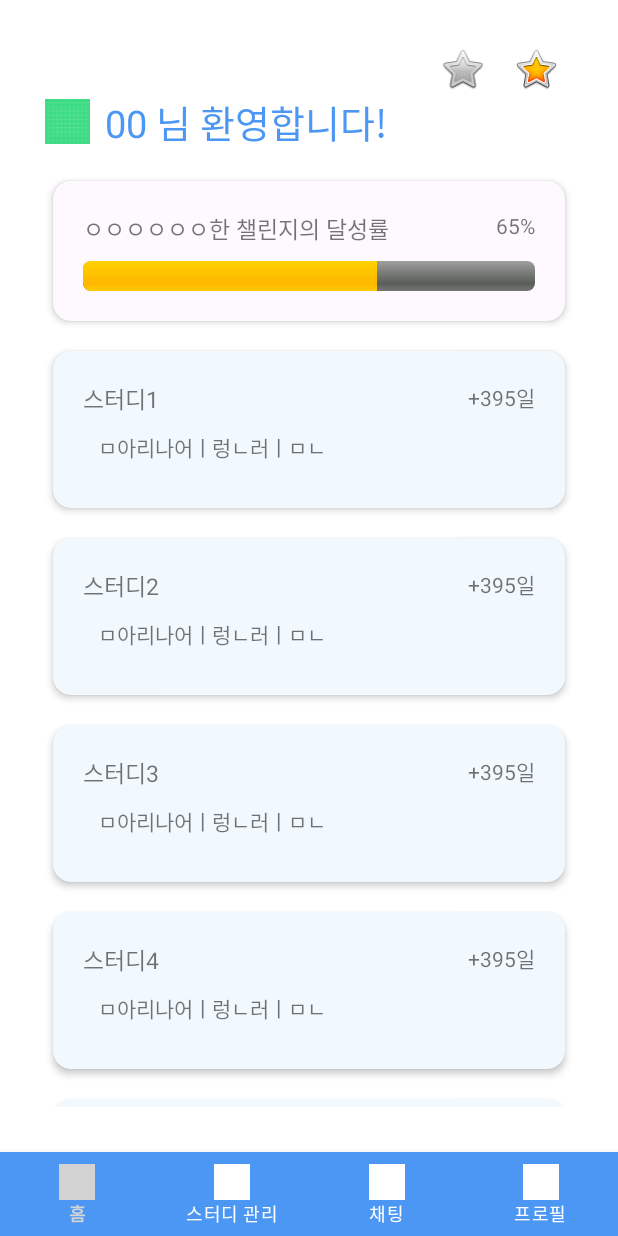
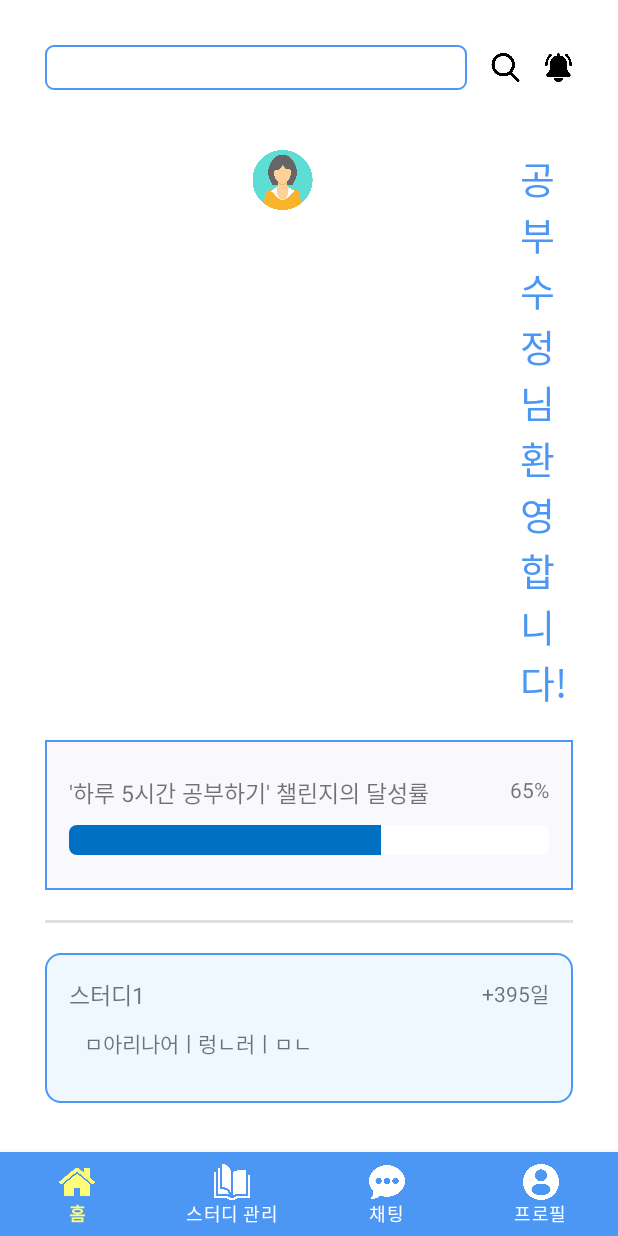
Before and after one commit to Studit-Project/Studit-android, an Android app: the screen it shows after launch (MainActivity), on a phone screen of 412 x 824 dp. Run offline under Robolectric (Android 15) with nearby library versions, the phone set to English and light mode, and no system bars.

Commit message:
feat: modify a home page to make it look better

```diff
--- a/app/src/main/res/drawable/bottom_icon_color.xml
+++ b/app/src/main/res/drawable/home_bottom_icon_color.xml
@@ -1,5 +1,5 @@
 <?xml version="1.0" encoding="utf-8"?>
 <selector xmlns:android="http://schemas.android.com/apk/res/android">
-    <item android:color="#D3D3D3" android:state_checked="true" />
+    <item android:color="#FFFD77" android:state_checked="true" />
     <item android:color="#FFFFFF" />
 </selector>
--- /dev/null
+++ b/app/src/main/res/drawable/home_edit_search.xml
@@ -0,0 +1,11 @@
+<?xml version="1.0" encoding="utf-8"?>
+<shape xmlns:android="http://schemas.android.com/apk/res/android">
+    <solid android:color="#FFFFFF" />
+    <stroke
+        android:width="1dp"
+        android:color="@color/bottom_bar" />
+    <size
+        android:width="200dp"
+        android:height="100dp" />
+    <corners android:radius="5sp" />
+</shape>
--- /dev/null
+++ b/app/src/main/res/drawable/home_layout_chall.xml
@@ -0,0 +1,11 @@
+<?xml version="1.0" encoding="utf-8"?>
+<shape xmlns:android="http://schemas.android.com/apk/res/android">
+    <solid android:color="#F9F9FD" />
+    <stroke
+        android:width="1dp"
+        android:color="@color/bottom_bar" />
+    <size
+        android:width="300dp"
+        android:height="200dp" />
+    <corners android:radius="0sp" />
+</shape>
--- a/app/src/main/res/drawable/card_bg.xml
+++ b/app/src/main/res/drawable/home_progress.xml
@@ -3,14 +3,14 @@
     <item>
         <shape>
             <corners android:radius="5dp" />
-            <solid android:color="#D5D5D5" />
+            <solid android:color="#FFFFFF" />
         </shape>
     </item>
     <item>
         <clip>
             <shape>
                 <corners android:radius="5dp" />
-                <solid android:color="#4C97F4" />
+                <solid android:color="#0070C2" />
             </shape>
         </clip>
     </item>
--- /dev/null
+++ b/app/src/main/res/drawable/home_study_card_bg.xml
@@ -0,0 +1,11 @@
+<?xml version="1.0" encoding="utf-8"?>
+<shape xmlns:android="http://schemas.android.com/apk/res/android">
+    <solid android:color="#F0F8FF" />
+    <stroke
+        android:width="1dp"
+        android:color="@color/bottom_bar" />
+    <size
+        android:width="200dp"
+        android:height="100dp" />
+    <corners android:radius="10sp" />
+</shape>
--- a/app/src/main/res/drawable/img_main_profile.xml
+++ /dev/null
@@ -1,7 +0,0 @@
-<?xml version="1.0" encoding="utf-8"?>
-<layer-list xmlns:android="http://schemas.android.com/apk/res/android">
-    <item
-        android:width="30dp"
-        android:height="30dp"
-        android:drawable="@drawable/ic_launcher_background" />
-</layer-list>
--- a/app/src/main/res/layout/activity_main.xml
+++ b/app/src/main/res/layout/activity_main.xml
@@ -20,8 +20,8 @@
         android:layout_width="match_parent"
         android:layout_height="wrap_content"
         app:itemBackground="@color/bottom_bar"
-        app:itemIconTint="@drawable/bottom_icon_color"
-        app:itemTextColor="@drawable/bottom_icon_color"
+        app:itemIconTint="@drawable/home_bottom_icon_color"
+        app:itemTextColor="@drawable/home_bottom_icon_color"
         app:labelVisibilityMode="labeled"
         app:layout_constraintBottom_toBottomOf="parent"
         app:layout_constraintEnd_toEndOf="parent"
--- a/app/src/main/res/layout/card_main_home_study.xml
+++ b/app/src/main/res/layout/card_main_home_study.xml
@@ -5,16 +5,14 @@
     android:id="@+id/home_card_view"
     android:layout_width="match_parent"
     android:layout_height="wrap_content"
-    card_view:cardBackgroundColor="#F2F9FE"
-    card_view:cardCornerRadius="12dp"
-    card_view:cardElevation="3dp"
     android:layout_marginTop="20dp"
-    android:layout_marginHorizontal="5dp"
-    card_view:contentPadding="4dp">
+    android:outlineProvider="none"
+    card_view:cardCornerRadius="12dp">
 
     <RelativeLayout
         android:layout_width="match_parent"
         android:layout_height="wrap_content"
+        android:background="@drawable/home_study_card_bg"
         android:padding="16dp">
 
         <TextView
@@ -36,8 +34,11 @@
             android:id="@+id/home_card_info"
             android:layout_width="wrap_content"
             android:layout_height="wrap_content"
-            android:layout_margin="10dp"
             android:layout_below="@+id/home_card_title"
+            android:layout_marginStart="10dp"
+            android:layout_marginTop="10dp"
+            android:layout_marginEnd="10dp"
+            android:layout_marginBottom="10dp"
             android:text="스터디원 내용인미아ㅓㄹ니얼ㅇ닐미렁나린ㅇㄹ머마이ㅓㄹ민아ㅓㅣ러ㅣㄹ너ㅣㄹ너ㅏㅣㄴㄹ머" />
 
     </RelativeLayout>
--- a/app/src/main/res/layout/frag_main_home.xml
+++ b/app/src/main/res/layout/frag_main_home.xml
@@ -8,56 +8,73 @@
 
     <LinearLayout
         android:layout_width="match_parent"
-        android:layout_height="wrap_content"
+        android:layout_height="30dp"
+        android:layout_marginBottom="20dp"
         android:orientation="horizontal">
 
-        <View
+        <androidx.appcompat.widget.AppCompatEditText
+            android:id="@+id/review_edit_content"
             android:layout_width="0dp"
-            android:layout_height="0dp"
-            android:layout_weight="15" />
+            android:layout_height="match_parent"
+            android:layout_weight="8"
+            android:background="@drawable/home_edit_search"
+            android:gravity="top"
+            android:inputType="text"
+            android:paddingStart="5dp"
+            app:layout_constrainedWidth="true" />
 
         <ImageView
             android:id="@+id/home_ic_search"
-            android:layout_width="wrap_content"
+            android:layout_width="0dp"
             android:layout_height="wrap_content"
             android:layout_weight="1"
-            app:srcCompat="@android:drawable/btn_star"
-            android:contentDescription="@string/todo" />
+            android:contentDescription="@string/todo"
+            android:paddingVertical="5dp"
+            android:scaleType="fitEnd"
+            app:srcCompat="@drawable/ic_search" />
 
         <ImageView
             android:id="@+id/home_ic_alarm"
+            android:layout_width="0dp"
+            android:layout_height="wrap_content"
+            android:layout_weight="1"
+            android:contentDescription="@string/todo"
+            android:paddingVertical="5dp"
+            android:scaleType="fitEnd"
+            app:srcCompat="@drawable/ic_alarm" />
+    </LinearLayout>
+
+    <LinearLayout
         android:layout_width="wrap_content"
         android:layout_height="wrap_content"
+        android:layout_marginTop="20dp"
+        android:orientation="horizontal">
+
+        <ImageView
+            android:id="@+id/imageView"
+            android:layout_width="0dp"
+            android:layout_height="40dp"
             android:layout_weight="1"
-            app:srcCompat="@android:drawable/btn_star_big_on"
-            android:contentDescription="@string/todo" />
-    </LinearLayout>
+            app:srcCompat="@drawable/ic_profile_girl" />
 
         <TextView
             android:id="@+id/home_text_title"
-        android:layout_width="wrap_content"
+            android:layout_width="0dp"
             android:layout_height="wrap_content"
-        android:drawableLeft="@drawable/img_main_profile"
+            android:layout_weight="6"
             android:drawablePadding="10dp"
-        android:text="00 님 환영합니다!"
+            android:text="공부수정님 환영합니다!"
             android:textColor="@color/bottom_bar"
             android:textSize="25sp" />
 
-    <androidx.cardview.widget.CardView xmlns:android="http://schemas.android.com/apk/res/android"
-        xmlns:card_view="http://schemas.android.com/apk/res-auto"
-        android:id="@+id/home_card_view"
-        android:layout_width="match_parent"
-        android:layout_height="wrap_content"
-        card_view:cardBackgroundColor="#FEF9FE"
-        card_view:cardCornerRadius="12dp"
-        card_view:cardElevation="3dp"
-        android:layout_marginTop="20dp"
-        android:layout_marginHorizontal="5dp"
-        card_view:contentPadding="4dp">
+    </LinearLayout>
 
     <RelativeLayout
         android:layout_width="match_parent"
-            android:layout_height="wrap_content"
+        android:layout_height="100dp"
+        android:layout_marginVertical="20dp"
+        android:background="@drawable/home_layout_chall"
+        android:gravity="center"
         android:padding="16dp">
 
         <TextView
@@ -66,7 +83,7 @@
             android:layout_height="wrap_content"
             android:layout_alignParentTop="true"
             android:layout_marginBottom="10dp"
-                android:text="ㅇㅇㅇㅇㅇㅇ한 챌린지의 달성률"
+            android:text="'하루 5시간 공부하기' 챌린지의 달성률"
             android:textSize="15sp" />
 
         <TextView
@@ -81,13 +98,17 @@
             style="@android:style/Widget.ProgressBar.Horizontal"
             android:layout_width="match_parent"
             android:layout_height="wrap_content"
-                android:backgroundTint="@color/bottom_bar"
             android:layout_below="@+id/home_challenge_title"
-                android:progress="65" />
+            android:progress="65"
+            android:progressDrawable="@drawable/home_progress" />
 
     </RelativeLayout>
 
-    </androidx.cardview.widget.CardView>
+    <View
+        android:id="@+id/divider"
+        android:layout_width="match_parent"
+        android:layout_height="2dp"
+        android:background="?android:attr/listDivider" />
 
     <androidx.recyclerview.widget.RecyclerView
         android:id="@+id/home_recycler_study"
--- a/app/src/main/res/menu/bottom_menu.xml
+++ b/app/src/main/res/menu/bottom_menu.xml
@@ -6,25 +6,25 @@
     <item
         android:id="@+id/home"
         android:enabled="true"
-        android:icon="@drawable/ic_launcher_background"
+        android:icon="@drawable/ic_home"
         android:title="@string/home" />
 
     <item
         android:id="@+id/study"
         android:enabled="true"
-        android:icon="@drawable/ic_launcher_background"
+        android:icon="@drawable/ic_study_manage"
         android:title="@string/study" />
 
     <item
         android:id="@+id/chat"
         android:enabled="true"
-        android:icon="@drawable/ic_launcher_background"
+        android:icon="@drawable/ic_chat"
         android:title="@string/chat" />
 
     <item
         android:id="@+id/profile"
         android:enabled="true"
-        android:icon="@drawable/ic_launcher_background"
+        android:icon="@drawable/ic_profile"
         android:title="@string/profile" />
 
 </menu>
```
Also changed, not shown: app/src/main/res/drawable/ic_alarm.png (added), app/src/main/res/drawable/ic_chat.png (added), app/src/main/res/drawable/ic_home.png (added), app/src/main/res/drawable/ic_profile.png (added), app/src/main/res/drawable/ic_profile_girl.png (added), app/src/main/res/drawable/ic_search.png (added), app/src/main/res/drawable/ic_study_manage.png (added). Lines whose indentation alone changed are shown as unchanged.
